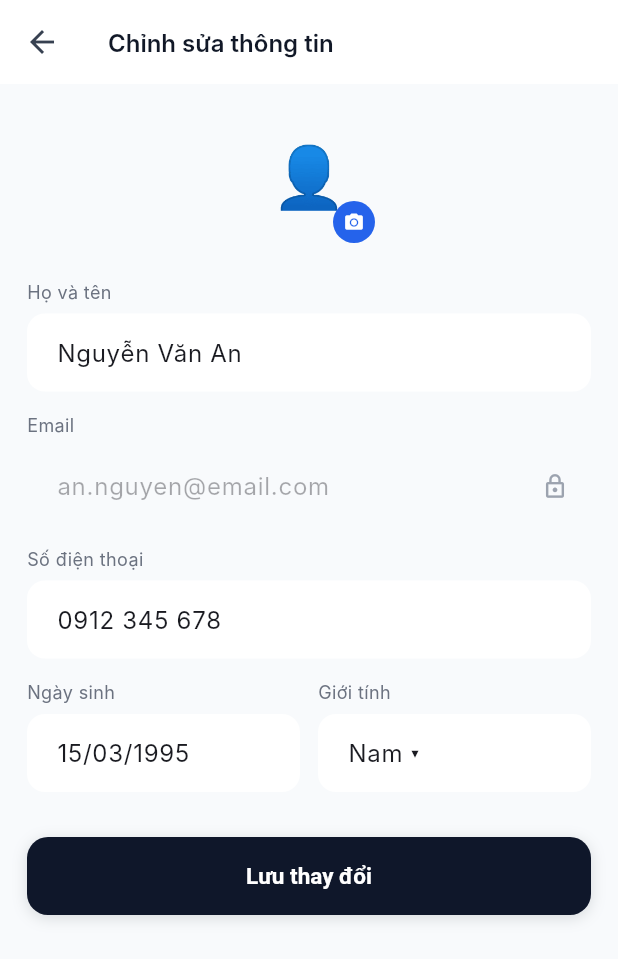
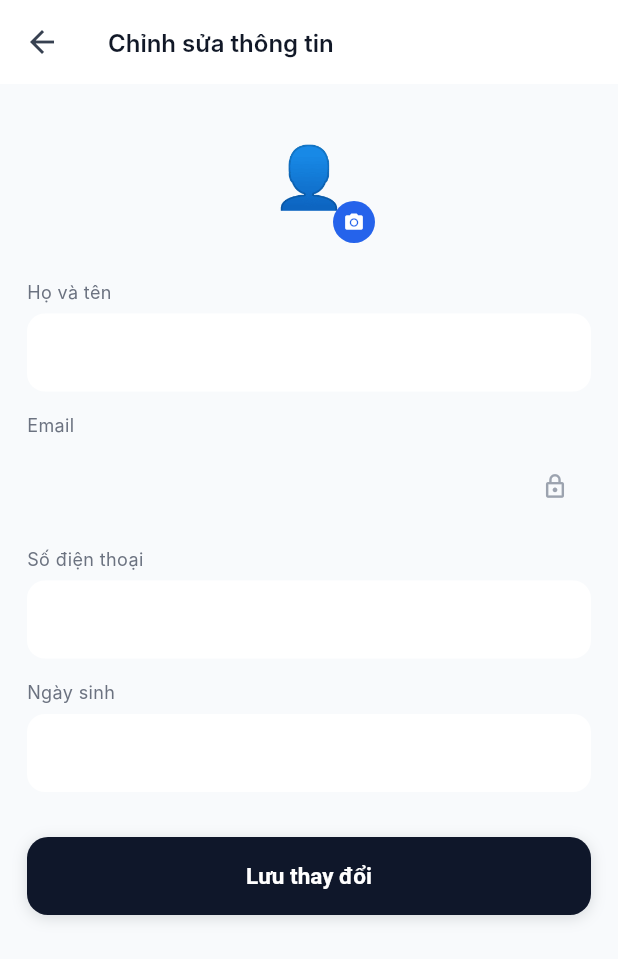
Before and after one commit to noobdude17/linh-kien-shop, a Flutter app: the EditProfileScreen screen opened by its route, after a tap on "Lưu thay đổi", after a tap on "Chỉnh sửa", on a phone screen of 412 x 824 dp. Shown: the top 959 px of the screen. Run offline on Flutter 3.47's test engine with Material 3 defaults, Android fonts, the phone set to English and light mode, and no system bars; our stand-ins replace cloud_firestore, firebase_auth, firebase_core, flutter_riverpod, go_router, google_sign_in; accounts and stored records are empty; Roboto replaces fonts that are missing (Inter).

Commit message:
feat(auth): collect personal details for SSO/email, sync profile + default address
- Google SSO users are now gated to a complete-profile screen (name/phone/dob/address) after sign-in; gate persists across restarts until profile is complete
- Combine traditional registration into a single form (adds dob + address)
- Fix profile data not syncing to UI: route FirebaseAuthRepository through a broadcast controller so updateProfile/signUp changes propagate to providers
- Add delete-account button in the account tab for re-testing
- Capture default shipping address as a one-time snapshot at creation, decoupled from profile edits
- Wire edit-profile screen to real user data

Co-Authored-By: Claude Opus 4.8 <noreply@anthropic.com>

```diff
--- a/lib/features/profile/screens/edit_profile_screen.dart
+++ b/lib/features/profile/screens/edit_profile_screen.dart
@@ -1,14 +1,77 @@
 import 'package:flutter/material.dart';
+import 'package:flutter_riverpod/flutter_riverpod.dart';
 import 'package:go_router/go_router.dart';
 import '../../../core/theme/app_colors.dart';
 import '../../../core/widgets/app_buttons.dart';
 import '../../../routes/app_routes.dart';
+import '../../auth/providers/auth_providers.dart';
 
-class EditProfileScreen extends StatelessWidget {
+class EditProfileScreen extends ConsumerStatefulWidget {
   const EditProfileScreen({super.key});
 
   @override
+  ConsumerState<EditProfileScreen> createState() => _EditProfileScreenState();
+}
+
+class _EditProfileScreenState extends ConsumerState<EditProfileScreen> {
+  final _name = TextEditingController();
+  final _phone = TextEditingController();
+  final _dob = TextEditingController();
+  bool _loading = false;
+  bool _init = false;
+
+  @override
+  void dispose() {
+    _name.dispose();
+    _phone.dispose();
+    _dob.dispose();
+    super.dispose();
+  }
+
+  Future<void> _pickDob() async {
+    final now = DateTime.now();
+    final picked = await showDatePicker(
+      context: context,
+      initialDate: DateTime(now.year - 20),
+      firstDate: DateTime(1920),
+      lastDate: now,
+    );
+    if (picked != null) {
+      _dob.text = '${picked.day.toString().padLeft(2, '0')}/'
+          '${picked.month.toString().padLeft(2, '0')}/${picked.year}';
+    }
+  }
+
+  Future<void> _save() async {
+    setState(() => _loading = true);
+    try {
+      await ref.read(authRepositoryProvider).updateProfile(
+            name: _name.text.trim(),
+            phone: _phone.text.trim(),
+            dob: _dob.text.trim(),
+          );
+      if (mounted) context.go(AppRoutes.profile);
+    } catch (e) {
+      if (mounted) {
+        ScaffoldMessenger.of(context).showSnackBar(
+          const SnackBar(content: Text('Lưu thất bại, thử lại')),
+        );
+      }
+    } finally {
+      if (mounted) setState(() => _loading = false);
+    }
+  }
+
+  @override
   Widget build(BuildContext context) {
+    final user = ref.watch(currentUserProvider);
+    if (!_init && user != null) {
+      _name.text = user.name;
+      _phone.text = user.phone ?? '';
+      _dob.text = user.dob ?? '';
+      _init = true;
+    }
+
     return Scaffold(
       appBar: AppBar(
         leading: BackButton(onPressed: () => context.go(AppRoutes.profile)),
@@ -30,24 +93,27 @@ class EditProfileScreen extends StatelessWidget {
             ),
           ),
           const SizedBox(height: 24),
-          _field('Họ và tên', 'Nguyễn Văn An'),
-          _field('Email', 'an.nguyen@email.com', disabled: true),
-          _field('Số điện thoại', '0912 345 678'),
-          Row(
-            children: [
-              Expanded(child: _field('Ngày sinh', '15/03/1995')),
-              const SizedBox(width: 12),
-              Expanded(child: _field('Giới tính', 'Nam ▾')),
-            ],
-          ),
+          _field('Họ và tên', controller: _name),
+          _field('Email', value: user?.email ?? '', disabled: true),
+          _field('Số điện thoại', controller: _phone, keyboard: TextInputType.phone),
+          _field('Ngày sinh', controller: _dob, readOnly: true, onTap: _pickDob),
           const SizedBox(height: 16),
-          PrimaryButton(label: 'Lưu thay đổi', onPressed: () => context.go(AppRoutes.profile)),
+          _loading
+              ? const Center(child: Padding(padding: EdgeInsets.all(12), child: CircularProgressIndicator()))
+              : PrimaryButton(label: 'Lưu thay đổi', onPressed: _save),
         ],
       ),
     );
   }
 
-  Widget _field(String label, String value, {bool disabled = false}) => Padding(
+  Widget _field(String label,
+          {TextEditingController? controller,
+          String? value,
+          bool disabled = false,
+          bool readOnly = false,
+          VoidCallback? onTap,
+          TextInputType? keyboard}) =>
+      Padding(
         padding: const EdgeInsets.only(bottom: 14),
         child: Column(
           crossAxisAlignment: CrossAxisAlignment.start,
@@ -56,7 +122,10 @@ class EditProfileScreen extends StatelessWidget {
             const SizedBox(height: 6),
             TextField(
               enabled: !disabled,
-              controller: TextEditingController(text: value),
+              readOnly: readOnly,
+              onTap: onTap,
+              keyboardType: keyboard,
+              controller: controller ?? TextEditingController(text: value),
               decoration: InputDecoration(
                 suffixIcon: disabled ? const Icon(Icons.lock_outline, size: 18) : null,
                 fillColor: disabled ? AppColors.background : AppColors.surface,
--- a/lib/routes/app_routes.dart
+++ b/lib/routes/app_routes.dart
@@ -9,6 +9,7 @@ class AppRoutes {
   static const login = '/login';
   static const register = '/register';
   static const forgot = '/forgot';
+  static const completeProfile = '/complete-profile';
 
   // B · Home & Browse
   static const home = '/home';
```
Also changed, not shown: lib/data/models/address_model.dart (+11 -10 lines), lib/data/models/user_model.dart (+21 -0 lines), lib/data/repositories/auth_repository.dart (+152 -16 lines), lib/features/auth/screens/complete_profile_screen.dart (added, +165 -0 lines), lib/features/auth/screens/register_screen.dart (+32 -1 lines), lib/features/profile/screens/address_list_screen.dart (+23 -7 lines), lib/features/profile/screens/profile_screen.dart (+34 -0 lines), lib/routes/app_router.dart (+10 -0 lines).
